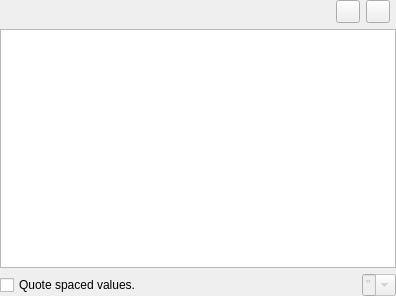
testmana2/mks, file v2/branches/newxup/monkey/src/xupmanager/gui/FilesEditor.ui: the form before one commit.
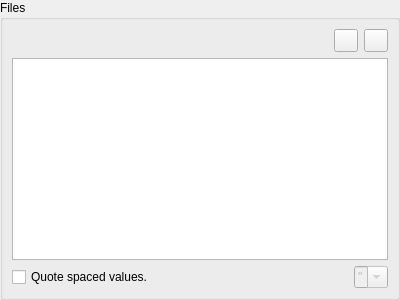
The form after the commit. Icons and pictures are not drawn. Custom widgets are drawn as their Qt base class.

Patch:
```diff
--- a/v2/branches/newxup/monkey/src/xupmanager/gui/FilesEditor.ui
+++ b/v2/branches/newxup/monkey/src/xupmanager/gui/FilesEditor.ui
@@ -6,8 +6,8 @@
    <rect>
     <x>0</x>
     <y>0</y>
-    <width>396</width>
-    <height>296</height>
+    <width>400</width>
+    <height>300</height>
    </rect>
   </property>
   <property name="windowTitle">
@@ -17,10 +17,16 @@
    <iconset resource="../../resources/resources.qrc">
     <normaloff>:/xupeditor/icons/xupeditor/files.png</normaloff>:/xupeditor/icons/xupeditor/files.png</iconset>
   </property>
+  <layout class="QVBoxLayout" name="verticalLayout">
+   <property name="margin">
+    <number>0</number>
+   </property>
+   <item>
+    <widget class="QGroupBox" name="gbFiles">
+     <property name="title">
+      <string>Files</string>
+     </property>
   <layout class="QGridLayout" name="gridLayout">
-   <property name="margin">
-    <number>0</number>
-   </property>
    <item row="0" column="0">
     <spacer>
      <property name="orientation">
@@ -28,8 +34,8 @@
      </property>
      <property name="sizeHint" stdset="0">
       <size>
-       <width>20</width>
-       <height>20</height>
+          <width>12</width>
+          <height>12</height>
       </size>
      </property>
     </spacer>
@@ -56,7 +62,23 @@
      </property>
     </widget>
    </item>
-   <item row="2" column="0" colspan="4">
+      <item row="1" column="0" colspan="3">
+       <widget class="QTreeView" name="tvVariables">
+        <property name="editTriggers">
+         <set>QAbstractItemView::NoEditTriggers</set>
+        </property>
+        <property name="selectionBehavior">
+         <enum>QAbstractItemView::SelectRows</enum>
+        </property>
+        <property name="uniformRowHeights">
+         <bool>true</bool>
+        </property>
+        <property name="headerHidden">
+         <bool>true</bool>
+        </property>
+       </widget>
+      </item>
+      <item row="2" column="0" colspan="3">
     <widget class="QWidget" name="wQuote" native="true">
      <layout class="QHBoxLayout" name="horizontalLayout_2">
       <property name="margin">
@@ -98,20 +120,7 @@
      </layout>
     </widget>
    </item>
-   <item row="1" column="0" colspan="4">
-    <widget class="QTreeView" name="tvVariables">
-     <property name="editTriggers">
-      <set>QAbstractItemView::NoEditTriggers</set>
-     </property>
-     <property name="selectionBehavior">
-      <enum>QAbstractItemView::SelectRows</enum>
-     </property>
-     <property name="uniformRowHeights">
-      <bool>true</bool>
-     </property>
-     <property name="headerHidden">
-      <bool>true</bool>
-     </property>
+     </layout>
     </widget>
    </item>
   </layout>
```
Lines whose indentation alone changed are shown as unchanged.
